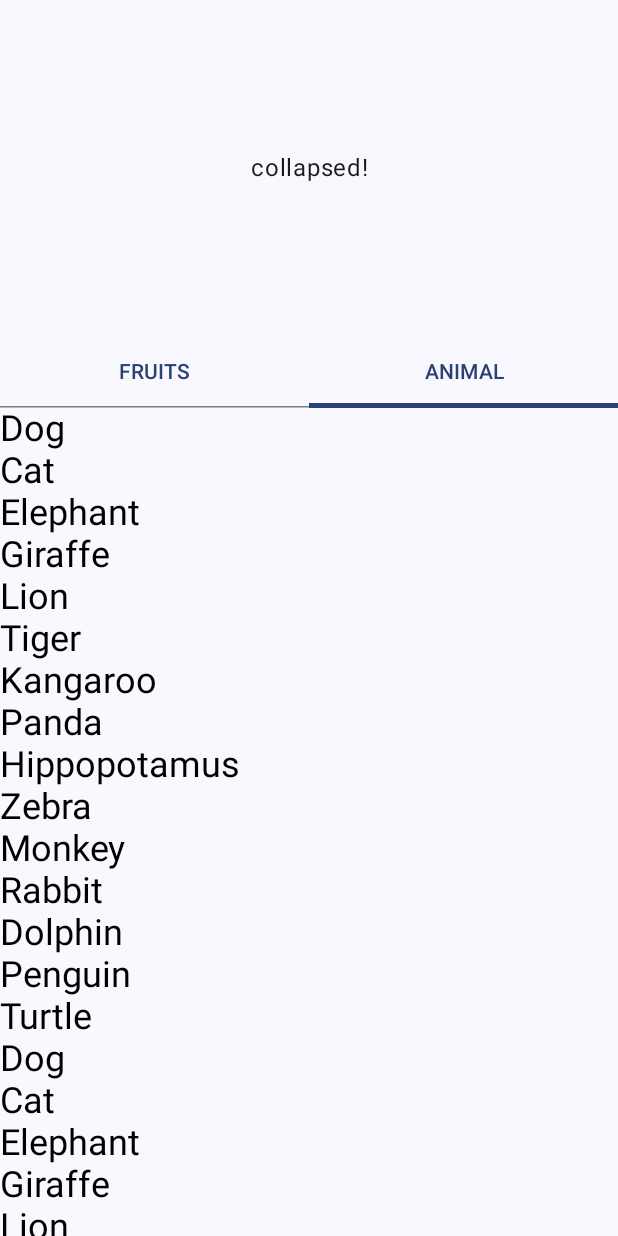
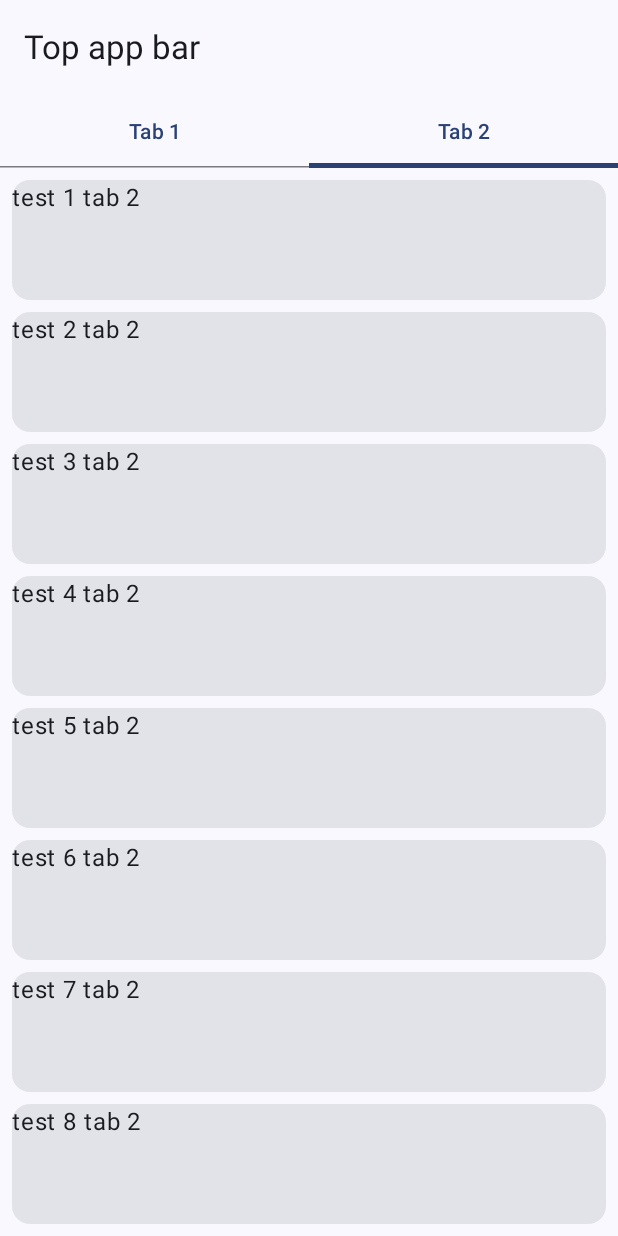
Before and after one commit to mkpn/CompseLearningForRenewal, an Android app built with Jetpack Compose: the composable StickerTabScreen shown on its own in the app's theme, tab 2 chosen, on a phone screen of 412 x 824 dp. Run offline under Robolectric (Android 15) with nearby library versions, the phone set to English and light mode, and no system bars.

```diff
--- a/app/src/main/java/com/neesan/compselearningforrenewal/friend/StickerTabScreen.kt
+++ b/app/src/main/java/com/neesan/compselearningforrenewal/friend/StickerTabScreen.kt
@@ -1,107 +1,197 @@
 package com.neesan.compselearningforrenewal.friend
 
 import androidx.compose.foundation.ExperimentalFoundationApi
+import androidx.compose.foundation.layout.Arrangement
+import androidx.compose.foundation.layout.Column
+import androidx.compose.foundation.layout.PaddingValues
+import androidx.compose.foundation.layout.fillMaxSize
 import androidx.compose.foundation.layout.fillMaxWidth
+import androidx.compose.foundation.layout.height
 import androidx.compose.foundation.layout.padding
 import androidx.compose.foundation.lazy.LazyColumn
 import androidx.compose.foundation.lazy.LazyListScope
 import androidx.compose.foundation.lazy.items
+import androidx.compose.foundation.lazy.rememberLazyListState
+import androidx.compose.foundation.pager.HorizontalPager
+import androidx.compose.foundation.pager.rememberPagerState
 import androidx.compose.foundation.text.ClickableText
+import androidx.compose.material3.Card
+import androidx.compose.material3.ExperimentalMaterial3Api
+import androidx.compose.material3.MaterialTheme
+import androidx.compose.material3.Scaffold
 import androidx.compose.material3.Tab
 import androidx.compose.material3.TabRow
 import androidx.compose.material3.Text
+import androidx.compose.material3.TopAppBar
+import androidx.compose.material3.TopAppBarDefaults
+import androidx.compose.material3.TopAppBarScrollBehavior
+import androidx.compose.material3.rememberTopAppBarState
 import androidx.compose.runtime.Composable
 import androidx.compose.runtime.getValue
 import androidx.compose.runtime.mutableStateOf
+import androidx.compose.runtime.rememberCoroutineScope
 import androidx.compose.runtime.saveable.rememberSaveable
 import androidx.compose.runtime.setValue
 import androidx.compose.ui.Modifier
+import androidx.compose.ui.input.nestedscroll.nestedScroll
 import androidx.compose.ui.text.AnnotatedString
 import androidx.compose.ui.text.TextStyle
 import androidx.compose.ui.text.style.TextAlign
 import androidx.compose.ui.unit.dp
 import androidx.compose.ui.unit.sp
+import kotlinx.coroutines.launch
 
-@OptIn(ExperimentalFoundationApi::class)
+/**
+ * 参考元
+ * https://stackoverflow.com/questions/72240936/horizontalpager-with-lazycolumn-inside-another-lazycolumn-jetpack-compose
+ */
+@OptIn(ExperimentalFoundationApi::class, ExperimentalMaterial3Api::class)
 @Composable
 fun StickerTabScreen(onContentSelected: (Long) -> Unit) {
-    var tabSelected by rememberSaveable { mutableStateOf(Screen.FRUITS) }
-    LazyColumn {
-        item {
-            Text(
+    // Tabs for pager
+    val tabData = listOf(
+        "Tab 1",
+        "Tab 2",
+    )
+
+    // Pager state
+    val pagerState = rememberPagerState(pageCount = {
+        tabData.size
+    })
+
+    // Coroutine scope for scroll pager
+    val coroutineScope = rememberCoroutineScope()
+
+    // Scroll behavior for TopAppBar
+    val scrollBehavior =
+        TopAppBarDefaults.exitUntilCollapsedScrollBehavior(rememberTopAppBarState())
+    Scaffold(
+        topBar = {
+            TopAppBar(
+                scrollBehavior = scrollBehavior,
+                title = {
+                    Text(text = "Top app bar")
+                },
+                colors = TopAppBarDefaults.centerAlignedTopAppBarColors(
+                    scrolledContainerColor = MaterialTheme.colorScheme.surface
+                ),
+            )
+        },
+        content = { innerPadding ->
+            Column(
                 modifier = Modifier
-                    .padding(vertical = 100.dp)
-                    .fillMaxWidth(),
-                textAlign = TextAlign.Center,
-                text = "collapsed!"
-            )
+                    .padding(innerPadding)
+                    .fillMaxSize(),
+                content = {
+                    TabRow(
+                        selectedTabIndex = pagerState.currentPage,
+                        tabs = {
+                            tabData.forEachIndexed { index, title ->
+                                Tab(
+                                    text = { Text(title) },
+                                    selected = pagerState.currentPage == index,
+                                    onClick = {
+                                        coroutineScope.launch {
+                                            pagerState.animateScrollToPage(index)
                                         }
-        stickyHeader {
-            TabRow(
-                selectedTabIndex = tabSelected.ordinal
-            ) {
-                Screen.values().map { it.name }.forEachIndexed { index, title ->
-                    Tab(
-                        text = { Text(text = title) },
-                        selected = tabSelected.ordinal == index,
-                        onClick = { tabSelected = Screen.values()[index] }
+                                    },
                                 )
                             }
                         }
-        }
-        when (tabSelected) {
-            Screen.FRUITS -> fruitsScreen(this@LazyColumn, onContentSelected)
-            Screen.ANIMAL -> animalScreen(this@LazyColumn, onContentSelected)
+                    )
+
+                    HorizontalPager(state = pagerState) { tabId ->
+                        when (tabId) {
+                            0 -> Tab1(scrollBehavior = scrollBehavior)
+                            1 -> Tab2(scrollBehavior = scrollBehavior)
                         }
                     }
                 }
-
-enum class Screen {
-    FRUITS, ANIMAL
+            )
+        }
+    )
 }
 
-fun fruitsScreen(
-    lazyListScope: LazyListScope,
-    onContentSelected: (Long) -> Unit
-) {
-    val fruits = listOf(
-        "Apple", "Banana", "Cherry", "Date", "Grape",
-        "Lemon", "Mango", "Orange", "Pineapple", "Strawberry",
-        "Watermelon", "Blueberry", "Kiwi", "Peach", "Pear"
+@OptIn(ExperimentalMaterial3Api::class)
+@Composable
+fun Tab1(scrollBehavior: TopAppBarScrollBehavior) {
+    // List items
+    val listItems = listOf(
+        "test 1 tab 1",
+        "test 2 tab 1",
+        "test 3 tab 1",
+        "test 4 tab 1",
+        "test 5 tab 1",
+        "test 6 tab 1",
+        "test 7 tab 1",
+        "test 8 tab 1",
+        "test 9 tab 1",
+        "test 10 tab 1",
+        "test 11 tab 1",
+        "test 12 tab 1",
     )
-    with(lazyListScope) {
-        items(fruits + fruits + fruits) {
-            ClickableText(
-                text = AnnotatedString(it),
-                style = TextStyle(
-                    fontSize = 24.sp
+
+    val listState = rememberLazyListState()
+
+    LazyColumn(
+        modifier = Modifier
+            .fillMaxWidth()
+            .nestedScroll(scrollBehavior.nestedScrollConnection),
+        state = listState,
+        contentPadding = PaddingValues(8.dp),
+        verticalArrangement = Arrangement.spacedBy(8.dp),
+        content = {
+            items(items = listItems) { item ->
+                Card(
+                    modifier = Modifier
+                        .height(80.dp)
+                        .fillMaxWidth(),
+
+                    content = { Text(text = item) }
                 )
-            ) {
-                onContentSelected(1)
             }
         }
+    )
+}
+
+@OptIn(ExperimentalMaterial3Api::class)
+@Composable
+fun Tab2(scrollBehavior: TopAppBarScrollBehavior) {
+    // List items
+    val listItems = listOf(
+        "test 1 tab 2",
+        "test 2 tab 2",
+        "test 3 tab 2",
+        "test 4 tab 2",
+        "test 5 tab 2",
+        "test 6 tab 2",
+        "test 7 tab 2",
+        "test 8 tab 2",
+        "test 9 tab 2",
+        "test 10 tab 2",
+        "test 11 tab 2",
+        "test 12 tab 2",
+    )
+
+    val listState = rememberLazyListState()
+
+    LazyColumn(
+        modifier = Modifier
+            .fillMaxWidth()
+            .nestedScroll(scrollBehavior.nestedScrollConnection),
+        state = listState,
+        contentPadding = PaddingValues(8.dp),
+        verticalArrangement = Arrangement.spacedBy(8.dp),
+        content = {
+            items(items = listItems) { item ->
+                Card(
+                    modifier = Modifier
+                        .height(80.dp)
+                        .fillMaxWidth(),
+
+                    content = { Text(text = item) }
+                )
             }
         }
-
-fun animalScreen(
-    lazyListScope: LazyListScope,
-    onContentSelected: (Long) -> Unit
-) {
-    val animals = listOf(
-        "Dog", "Cat", "Elephant", "Giraffe", "Lion",
-        "Tiger", "Kangaroo", "Panda", "Hippopotamus", "Zebra",
-        "Monkey", "Rabbit", "Dolphin", "Penguin", "Turtle"
     )
-    with(lazyListScope) {
-        items(animals + animals + animals) {
-            ClickableText(
-                text = AnnotatedString(it),
-                style = TextStyle(
-                    fontSize = 24.sp
-                )
-            ) {
-                onContentSelected(1)
 }
-        }
-    }
-}
```
Lines whose indentation alone changed are shown as unchanged.
